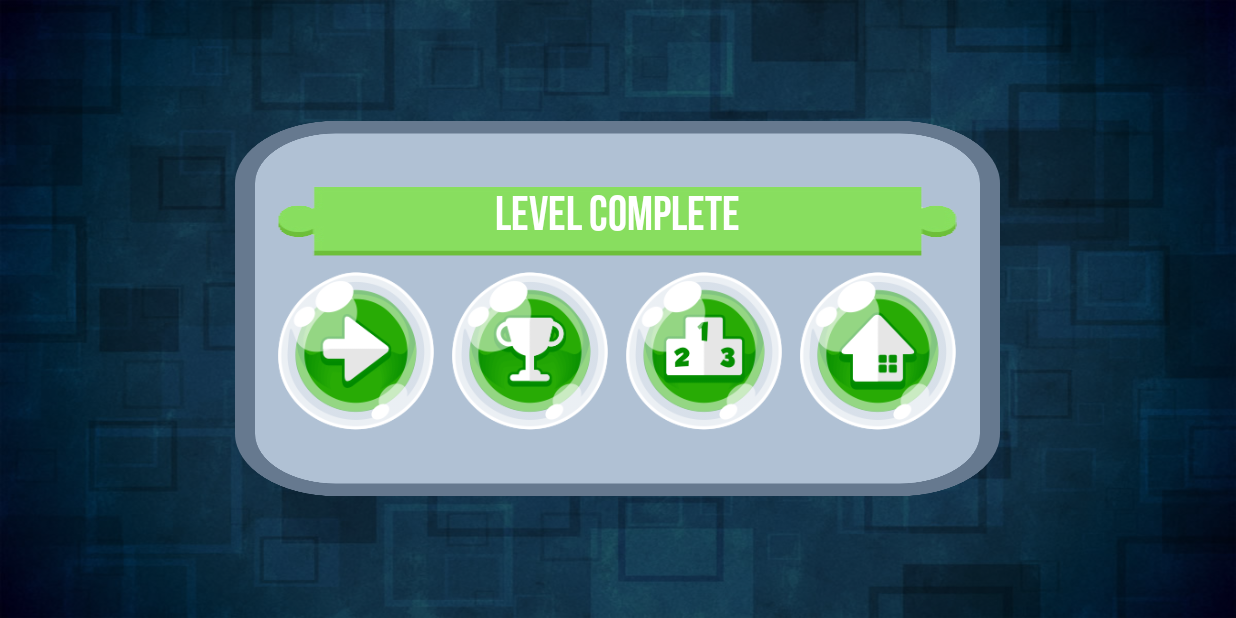
After one commit to gamesbykevin/Blocks, an Android app: the GameOverActivity screen opened directly, with no data from a screen before it, on a phone screen of 824 x 412 dp (held sideways). The commit adds this screen. Run offline under Robolectric (Android 15) with nearby library versions, the phone set to English and light mode, and no system bars.

Commit message:
Added game over and level complete screens
Need to do main menu, options, add social media icons

Integrate google play services as well

```diff
--- a/app/build.gradle
+++ b/app/build.gradle
@@ -18,6 +18,7 @@ android {
     }
 }
 
+
 dependencies {
 
     implementation fileTree(dir: 'libs', include: ['*.jar'])
--- /dev/null
+++ b/app/src/main/java/com/gamesbykevin/blocks/activity/GameOverActivity.java
@@ -0,0 +1,55 @@
+package com.gamesbykevin.blocks.activity;
+
+import android.content.Intent;
+import android.support.v7.app.AppCompatActivity;
+import android.os.Bundle;
+import android.view.View;
+
+import com.gamesbykevin.blocks.R;
+
+import static com.gamesbykevin.blocks.activity.LevelSelectActivity.LEVELS;
+
+public class GameOverActivity extends AppCompatActivity {
+
+    @Override
+    protected void onCreate(Bundle savedInstanceState) {
+        super.onCreate(savedInstanceState);
+        setContentView(R.layout.activity_game_over);
+    }
+
+    @Override
+    public void onBackPressed() {
+
+        //don't allow the user to go back
+        return;
+    }
+
+    public void levelCompleteNext(View view) {
+
+        //destroy the activity
+        finish();
+
+        //move to the next level
+        LEVELS.setIndex(LEVELS.getIndex() + 1);
+
+        //let's begin the next level
+        startActivity(new Intent(getBaseContext(), MainActivity.class));
+    }
+
+    public void levelCompleteAchievements(View view) {
+
+    }
+
+    public void levelCompleteLeaderboard(View view) {
+
+    }
+
+    public void levelCompleteHome(View view) {
+
+        //destroy the activity
+        finish();
+
+        //go back to the level selection page
+        startActivity(new Intent(getBaseContext(), LevelSelectActivity.class));
+    }
+}
--- a/app/src/main/java/com/gamesbykevin/blocks/opengl/Renderer.java
+++ b/app/src/main/java/com/gamesbykevin/blocks/opengl/Renderer.java
@@ -116,9 +116,6 @@ public class Renderer extends org.rajawali3d.renderer.Renderer implements IDispo
         //remove all children, if exist
         getCurrentScene().clearChildren();
 
-        //create our background
-        //createBackground(this);
-
         //create the numbers for our game timer
         createNumbers(this);
 
@@ -145,9 +142,6 @@ public class Renderer extends org.rajawali3d.renderer.Renderer implements IDispo
 
         //rotate so we are viewing from an angle
         getCurrentCamera().rotate(Vector3.Axis.X, -45);
-
-        //update our game background so it appears behind the level
-        //updateBackground(this, level);
 
         //getCurrentCamera().rotate(Vector3.Axis.X, -55);
         //getCurrentCamera().rotate(Vector3.Axis.Z, -15);
--- /dev/null
+++ b/app/src/main/res/layout/activity_game_over.xml
@@ -0,0 +1,32 @@
+<?xml version="1.0" encoding="utf-8"?>
+<RelativeLayout
+    xmlns:android="http://schemas.android.com/apk/res/android"
+    android:background="@drawable/background"
+    android:layout_width="match_parent"
+    android:layout_height="match_parent">
+
+    <ImageView
+        android:src="@color/colorTransparent50"
+        android:layout_width="match_parent"
+        android:layout_height="match_parent"/>
+
+    <TableLayout
+        android:background="@drawable/game_ui_background"
+        android:layout_centerInParent="true"
+        android:gravity="center"
+        android:layout_width="510dp"
+        android:layout_height="250dp">
+
+        <TableRow android:gravity="center">
+            <TextView android:layout_span="4" style="@style/title_text" android:text="@string/game_over_text" />
+        </TableRow>
+
+        <TableRow android:gravity="center">
+            <ImageView style="@style/overlay_image_view" android:onClick="levelCompleteNext" android:src="@drawable/level_complete_next" />
+            <ImageView style="@style/overlay_image_view" android:onClick="levelCompleteAchievements" android:src="@drawable/level_complete_achievements" />
+            <ImageView style="@style/overlay_image_view" android:onClick="levelCompleteLeaderboard" android:src="@drawable/level_complete_leaderboard" />
+            <ImageView style="@style/overlay_image_view" android:onClick="levelCompleteHome" android:src="@drawable/level_complete_home" />
+        </TableRow>
+
+    </TableLayout>
+</RelativeLayout>
--- a/app/src/main/res/layout/activity_main.xml
+++ b/app/src/main/res/layout/activity_main.xml
@@ -22,7 +22,4 @@
     <!-- confirm exit -->
     <include android:id="@+id/game_exit" layout="@layout/layout_exit_confirm" />
 
-    <!-- the game over screen -->
-    <include android:id="@+id/game_over" layout="@layout/layout_game_over" />
-
 </RelativeLayout>
--- a/app/src/main/res/values/strings.xml
+++ b/app/src/main/res/values/strings.xml
@@ -1,13 +1,13 @@
 <resources>
 
     <!-- Application name-->
-    <string translatable="false" name="app_name">Blocks</string>
+    <string name="app_name" translatable="false">Blocks</string>
 
     <!-- the key to our shared preferences -->
-    <string translatable="false" name="app_preferences">com.gamesbykevin.blocks.PREFERENCES</string>
+    <string name="app_preferences" translatable="false">com.gamesbykevin.blocks.PREFERENCES</string>
 
     <!-- preference keys -->
-    <string translatable="false" name="file_key_completed_levels">com.gamesbykevin.blocks.FILE_KEY_COMPLETED</string>
+    <string name="file_key_completed_levels" translatable="false">com.gamesbykevin.blocks.FILE_KEY_COMPLETED</string>
 
     <!-- english translations -->
     <string name="level_select_title_text">Select Level</string>
--- a/app/src/main/res/values/styles.xml
+++ b/app/src/main/res/values/styles.xml
@@ -42,13 +42,13 @@
     </style>
 
     <style name="overlay_image_view">
-        <item name="android:layout_margin">15dp</item>
+        <item name="android:layout_margin">5dp</item>
         <item name="android:layout_width">105dp</item>
         <item name="android:layout_height">105dp</item>
     </style>
 
     <style name="overlay_image_view_confirm" parent="overlay_image_view">
-        <item name="android:layout_margin">30dp</item>
+        <item name="android:layout_margin">25dp</item>
     </style>
 
 </resources>
```
Also changed, not shown: app/src/main/AndroidManifest.xml (+9 -0 lines), app/src/main/java/com/gamesbykevin/blocks/activity/BaseActivity.java (+18 -13 lines), app/src/main/java/com/gamesbykevin/blocks/activity/LevelSelectActivity.java (+7 -0 lines), app/src/main/java/com/gamesbykevin/blocks/activity/MainActivity.java (+40 -35 lines), app/src/main/java/com/gamesbykevin/blocks/game/Game.java (+9 -7 lines), app/src/main/res/layout/layout_exit_confirm.xml (+16 -5 lines), app/src/main/res/layout/layout_game_over.xml (deleted, +0 -24 lines), app/src/main/res/drawable-nodpi/confirm_no.png, app/src/main/res/drawable-nodpi/confirm_yes.png.
